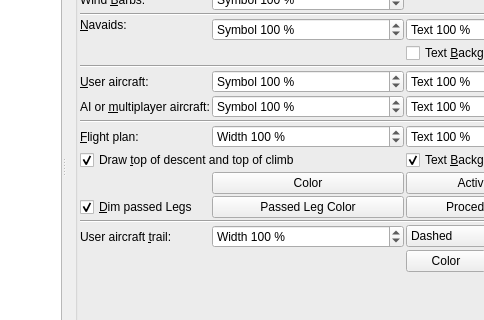
Before: the Qt Designer form src/options/options.ui in albar965/littlenavmap, drawn with Qt 5; both pictures show x 159 to 643 and y 131 to 451 of the 781 by 621 pixel window.
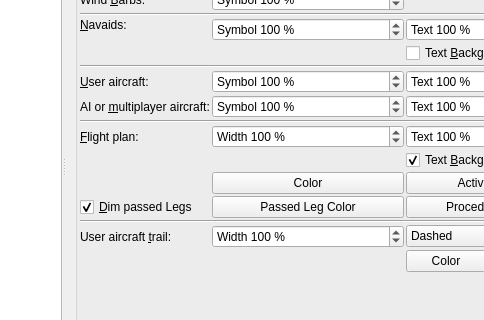
After: the same form once the commit is applied. The open tabs and pages were chosen to show the change.

Commit message: Moved option show TOC and TOC to view and elevation profile context menu.

What changed in the file:
```diff
--- a/src/options/options.ui
+++ b/src/options/options.ui
@@ -1933,19 +1933,6 @@
              </property>
             </widget>
            </item>
-           <item row="14" column="0" colspan="2">
-            <widget class="QCheckBox" name="checkBoxOptionsShowTod">
-             <property name="toolTip">
-              <string>Enable this option to show the top of descent and top of climb points on the map and in the elevation profile.</string>
-             </property>
-             <property name="text">
-              <string>Draw &amp;top of descent and top of climb</string>
-             </property>
-             <property name="checked">
-              <bool>true</bool>
-             </property>
-            </widget>
-           </item>
            <item row="0" column="1">
             <widget class="QSpinBox" name="spinBoxOptionsDisplaySymbolSizeAirport">
              <property name="toolTip">
```
Left out of the diff: 1 changed line with no effect on the pictures. The commit also changes 13 other files.
